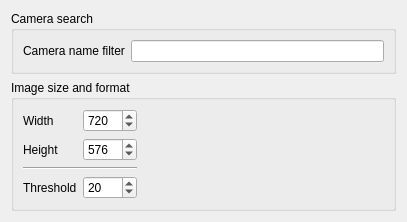
Above: app/settings/csettingspagecamera.ui from VioletGiraffe/SimpleCameraViewer before the change. Below: the same form after it.
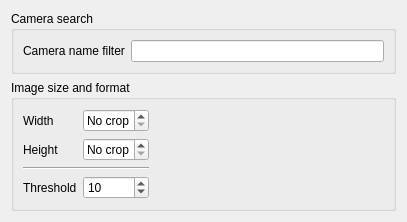
That is the form after the change.

Commit message: Added the "No crop" option

```diff
--- a/app/settings/csettingspagecamera.ui
+++ b/app/settings/csettingspagecamera.ui
@@ -67,17 +67,20 @@
           <property name="toolTip">
            <string>Actual image width in pixels. Use this setting to crop possible garbage to the right of the image.</string>
           </property>
+          <property name="specialValueText">
+           <string>No crop</string>
+          </property>
           <property name="accelerated">
            <bool>true</bool>
           </property>
           <property name="minimum">
-           <number>1</number>
+           <number>0</number>
           </property>
           <property name="maximum">
            <number>9999</number>
           </property>
           <property name="value">
-           <number>720</number>
+           <number>0</number>
           </property>
          </widget>
         </item>
@@ -96,17 +99,20 @@
           <property name="toolTip">
            <string>Actual image height in pixels. Use this setting to crop possible garbage below the image.</string>
           </property>
+          <property name="specialValueText">
+           <string>No crop</string>
+          </property>
           <property name="accelerated">
            <bool>true</bool>
           </property>
           <property name="minimum">
-           <number>1</number>
+           <number>0</number>
           </property>
           <property name="maximum">
            <number>9999</number>
           </property>
           <property name="value">
-           <number>576</number>
+           <number>0</number>
           </property>
          </widget>
         </item>
@@ -142,7 +148,7 @@
            <number>255</number>
           </property>
           <property name="value">
-           <number>20</number>
+           <number>10</number>
           </property>
          </widget>
         </item>
```
The commit also changes 3 other files.
